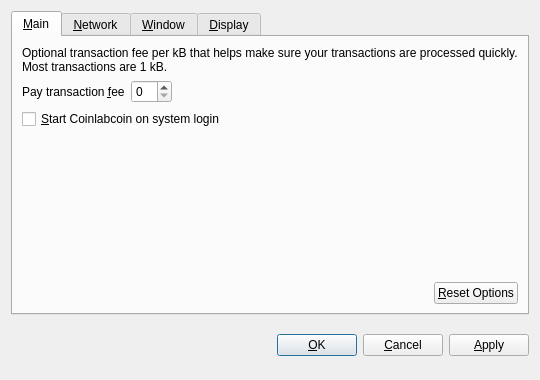
This is src/qt/forms/optionsdialog.ui in sciencechain/LAB as Qt 5 draws it before an edit. The edited form follows.
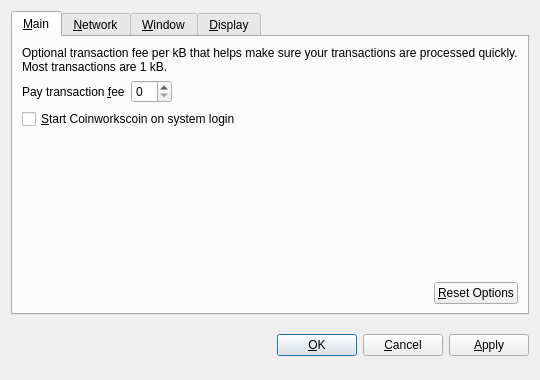
This is the edited form. The open tabs and pages were chosen to show the change. Custom widgets are drawn as their Qt base class.

```diff
--- a/src/qt/forms/optionsdialog.ui
+++ b/src/qt/forms/optionsdialog.ui
@@ -82,7 +82,7 @@
           <string>Automatically start Coinlabcoin after logging in to the system.</string>
          </property>
          <property name="text">
-          <string>&amp;Start Coinlabcoin on system login</string>
+          <string>&amp;Start Coinworkscoin on system login</string>
          </property>
         </widget>
        </item>
```
Left out of the diff: 10 changed lines with no effect on the pictures.
